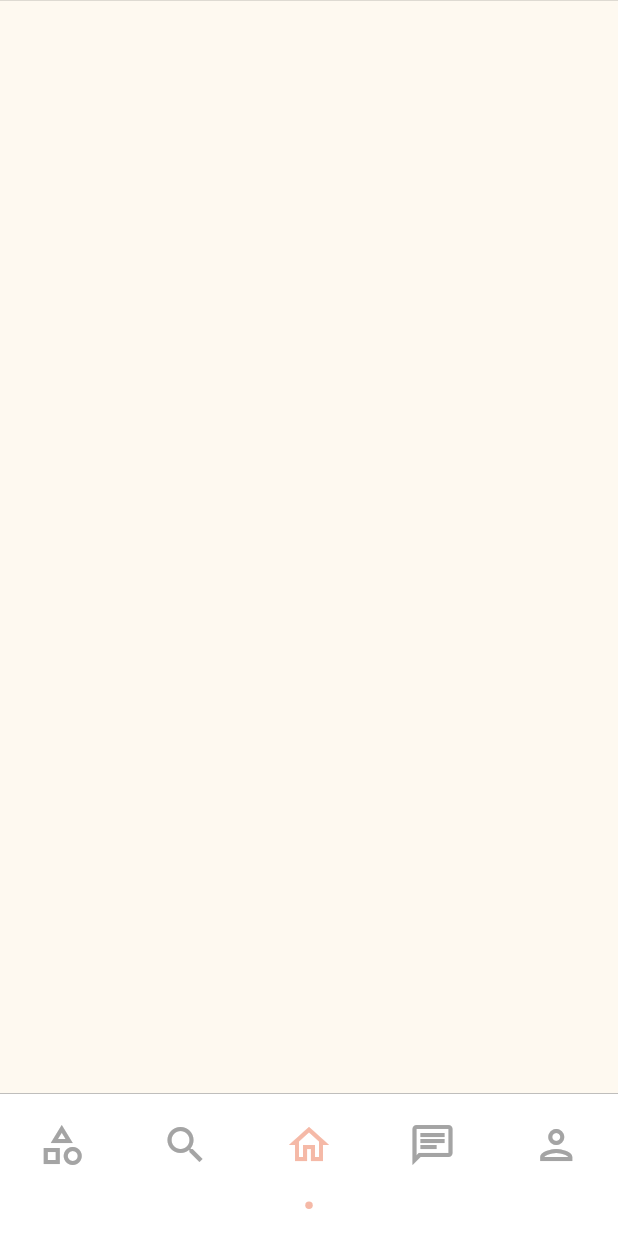
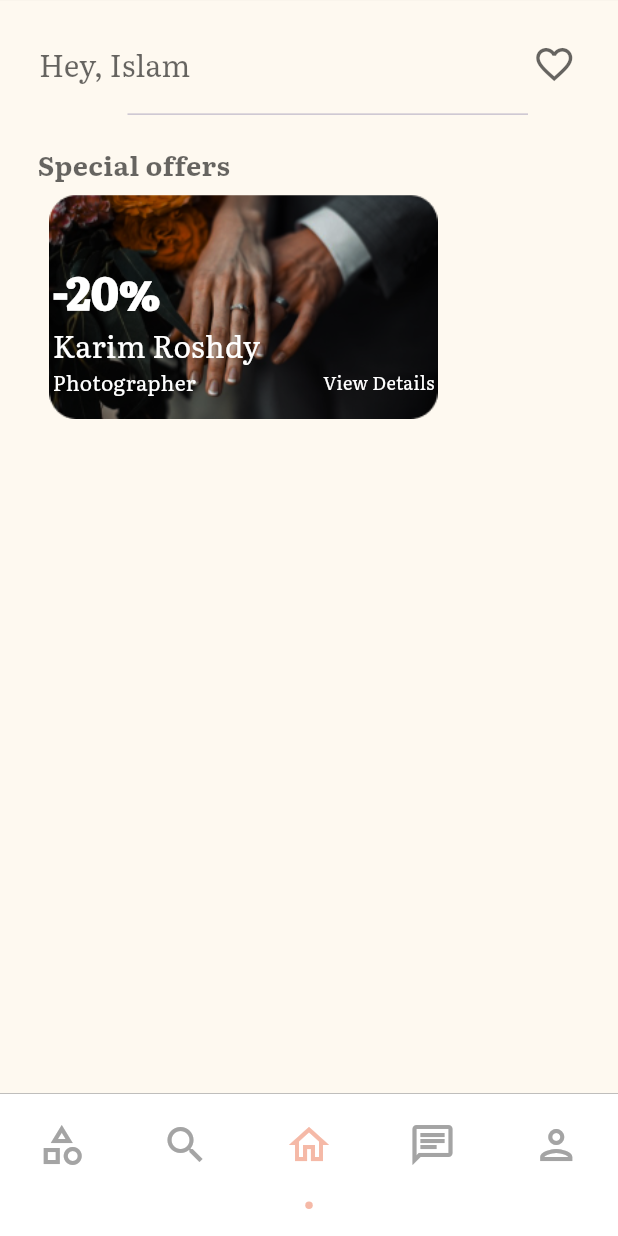
Before and after one commit to Ahmedmahmouddd/eunoia, a Flutter app: the screen it shows after launch, on a phone screen of 412 x 824 dp. Run offline on Flutter 3.47's test engine with Material 3 defaults, Android fonts, the phone set to English and light mode, and no system bars; drawn by our look-alikes of persistent_bottom_nav_bar; our stand-ins replace animated_splash_screen, flutter_screenutil, page_transition; project files that could hold a hidden picture were left out.

Commit message:
Offer Card added

```diff
--- a/lib/Screens/Home.dart
+++ b/lib/Screens/Home.dart
@@ -1,14 +1,67 @@
 // ignore_for_file: file_names
 import 'package:eunoia/Constants/Constants.dart';
+import 'package:eunoia/Widgets/offerCard.dart';
 import 'package:flutter/material.dart';
+import 'package:flutter_screenutil/flutter_screenutil.dart';
 
 class Home extends StatelessWidget {
   const Home({super.key});
 
   @override
   Widget build(BuildContext context) {
-    return const Scaffold(
+    return Scaffold(
       backgroundColor: KprimaryBeige,
+      appBar: AppBar(
+        backgroundColor: KprimaryBeige,
+        title: const Padding(
+          padding: EdgeInsets.only(left: 10.0, top: 30.0, right: 12.0),
+          child: Row(
+            mainAxisAlignment: MainAxisAlignment.spaceBetween,
+            children: [
+              Text(
+                'Hey, Islam',
+                style: TextStyle(
+                  fontFamily: 'Literata',
+                  fontWeight: FontWeight.normal,
+                  fontSize: 20,
+                  color: Color.fromRGBO(0, 0, 0, 0.60),
+                ),
+              ),
+              Icon(
+                Icons.favorite_border_outlined,
+                size: 29,
+                color: Color.fromRGBO(0, 0, 0, 0.60),
+              )
+            ],
+          ),
+        ),
+      ),
+      body: const Padding(
+        padding: EdgeInsets.only(left: 25),
+        child: Column(
+          crossAxisAlignment: CrossAxisAlignment.start,
+          children: [
+            Divider(
+              height: 40,
+              endIndent: 60,
+              indent: 60,
+            ),
+            Padding(
+              padding: EdgeInsets.only(bottom: 8.0),
+              child: Text(
+                'Special offers',
+                style: TextStyle(
+                  fontFamily: 'Literata',
+                  fontWeight: FontWeight.w600,
+                  fontSize: 18,
+                  color: Color.fromRGBO(0, 0, 0, 0.60),
+                ),
+              ),
+            ),
+            OfferCard(),
+          ],
+        ),
+      ),
     );
   }
 }
--- /dev/null
+++ b/lib/Widgets/offerCard.dart
@@ -0,0 +1,78 @@
+import 'package:flutter/material.dart';
+import 'package:flutter_screenutil/flutter_screenutil.dart';
+
+class OfferCard extends StatelessWidget {
+  const OfferCard({
+    super.key,
+  });
+
+  @override
+  Widget build(BuildContext context) {
+    return Container(
+      width: 240.w,
+      height: 125.h,
+      decoration: const BoxDecoration(
+        borderRadius: BorderRadius.all(Radius.circular(20)),
+        image: DecorationImage(
+          image: AssetImage(
+            'assets/offer.png',
+          ),
+        ),
+      ),
+      child: const Padding(
+        padding: EdgeInsets.symmetric(horizontal: 10, vertical: 15),
+        child: Column(
+          mainAxisAlignment: MainAxisAlignment.end,
+          crossAxisAlignment: CrossAxisAlignment.start,
+          children: [
+            Text(
+              '-20%',
+              style: TextStyle(
+                color: Colors.white,
+                fontFamily: 'Literata',
+                fontSize: 30,
+                fontWeight: FontWeight.w900,
+              ),
+            ),
+            Text(
+              'Karim Roshdy',
+              style: TextStyle(
+                color: Colors.white,
+                fontFamily: 'Literata',
+                fontSize: 20,
+                fontWeight: FontWeight.normal,
+              ),
+            ),
+            Row(
+              mainAxisAlignment: MainAxisAlignment.spaceBetween,
+              children: [
+                Text(
+                  'Photographer',
+                  style: TextStyle(
+                    color: Colors.white,
+                    fontFamily: 'Literata',
+                    fontSize: 14,
+                    fontWeight: FontWeight.normal,
+                  ),
+                ),
+                Column(
+                  children: [
+                    Text(
+                      'View Details',
+                      style: TextStyle(
+                        color: Colors.white,
+                        fontFamily: 'Literata',
+                        fontSize: 12,
+                        fontWeight: FontWeight.normal,
+                      ),
+                    ),
+                  ],
+                ),
+              ],
+            )
+          ],
+        ),
+      ),
+    );
+  }
+}
--- a/lib/Widgets/serviceCard.dart
+++ b/lib/Widgets/serviceCard.dart
@@ -45,7 +45,11 @@ class ServiceCard extends StatelessWidget {
                     children: [
                       // ignore: avoid_unnecessary_containers
                       Container(
-                        child: Image.asset('assets/cover.png'),
+                        child: Image.asset(
+                          'assets/cover.png',
+                          fit: BoxFit.fill,
+                          width: screenWidth * 0.99,
+                        ),
                       ),
                     ],
                   ),
```
Also changed, not shown: assets/offer.png (added).
